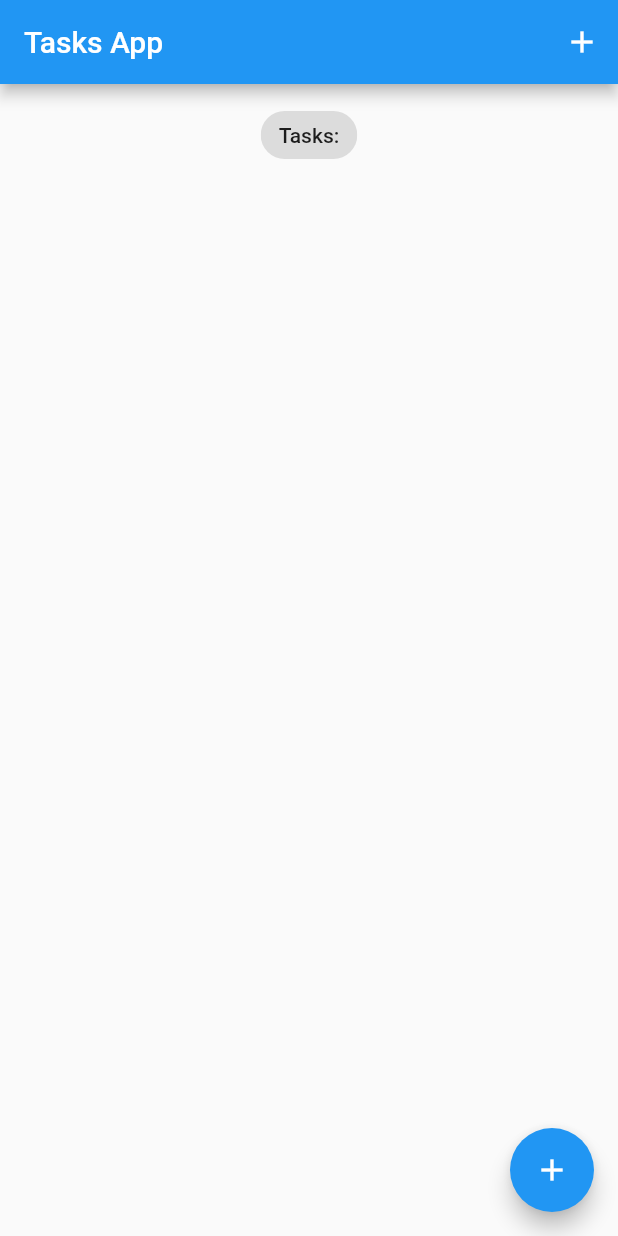
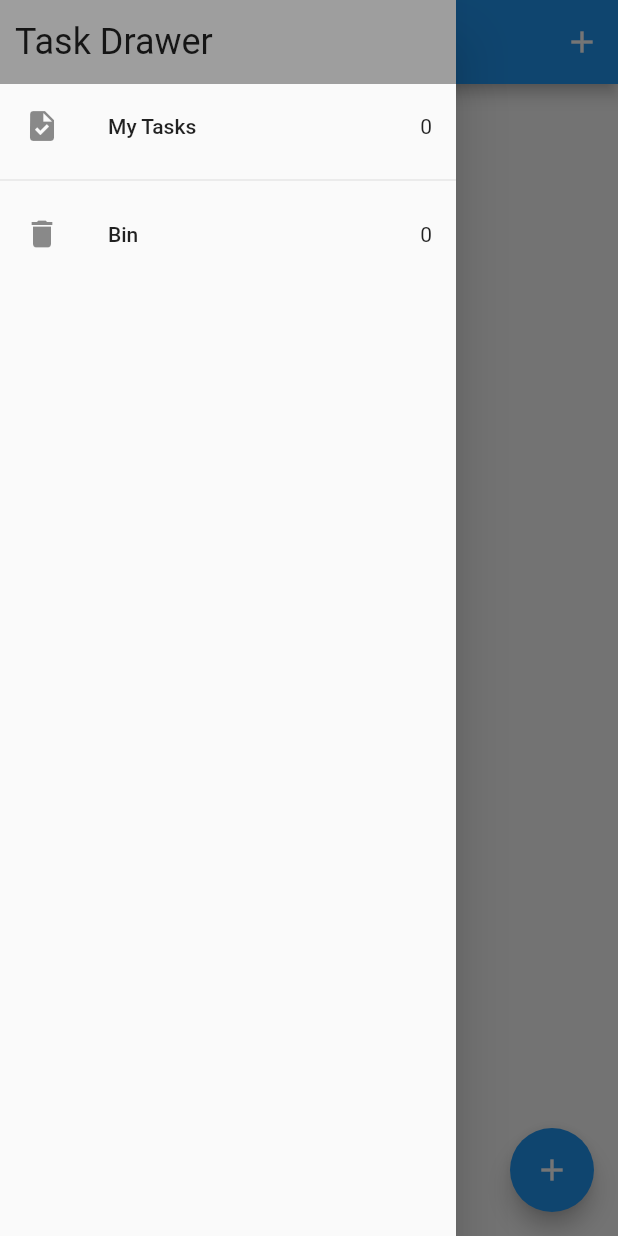
Before and after one commit to numanuddin1/flutter_bloc_pattern, a Flutter app: the screen it shows after launch, with the side drawer open (before the commit the screen has no drawer), on a phone screen of 412 x 824 dp. Run offline on Flutter 3.47's test engine with Material 2 defaults, Android fonts, the phone set to English and light mode, and no system bars; our stand-ins replace bloc, equatable, flutter_bloc, hydrated_bloc.

Commit message:
Drawer Added

```diff
--- a/lib/blocs/task_bloc.dart
+++ b/lib/blocs/task_bloc.dart
@@ -13,13 +13,12 @@ class TaskBloc extends Bloc<TaskEvent, TaskState> {
   TaskBloc() : super(TaskState()) {
     on<AddTaskEvent>((event, emit) {
       var state = this.state;
-      emit(TaskState(allTasks: List.from(state.allTasks)..add(event.task)));
+      emit(TaskState(allTasks: List.from(state.allTasks)..add(event.task),removedTasks: state.removedTasks));
     });
     on<DeleteTaskEvent>((event, emit) {
       var state = this.state;
       emit(TaskState(allTasks: List.from(state.allTasks)..remove(event.task)));
     });
-
     on<UpdateTaskEvent>((event, emit) {
       final state = this.state;
       final task = event.task;
@@ -30,5 +29,11 @@ class TaskBloc extends Bloc<TaskEvent, TaskState> {
           : allTasks.insert(index, task.copyWith(isDone: false));
       emit(TaskState(allTasks: allTasks));
     });
+    on<RemovedTaskEvent>((event, emit) {
+      var state = this.state;
+      emit(TaskState(
+          allTasks: List.from(state.allTasks)..remove(event.task),
+          removedTasks: List.from(state.removedTasks)..add(event.task.copyWith(isDeleted: true))));
+    });
   }
 }
--- a/lib/blocs/task_event.dart
+++ b/lib/blocs/task_event.dart
@@ -35,3 +35,11 @@ class DeleteTaskEvent extends TaskEvent {
   List<Object?> get props => [task];
 
 }
+class RemovedTaskEvent extends TaskEvent {
+  final Task task;
+  RemovedTaskEvent({required this.task});
+
+  @override
+  List<Object?> get props => [task];
+
+}
--- a/lib/blocs/task_state.dart
+++ b/lib/blocs/task_state.dart
@@ -2,8 +2,13 @@ part of 'task_bloc.dart';
 
 class TaskState extends Equatable {
   List<Task> allTasks;
-   TaskState({this.allTasks = const <Task>[]});
+  List<Task> removedTasks;
+
+  TaskState({
+    this.allTasks = const <Task>[],
+    this.removedTasks = const <Task>[],
+  });
 
   @override
-  List<Object?> get props => [allTasks];
+  List<Object?> get props => [allTasks, removedTasks];
 }
--- a/lib/main.dart
+++ b/lib/main.dart
@@ -2,18 +2,20 @@
 
 import 'package:flutter/material.dart';
 import 'package:flutter_bloc_pattern/screens/tasks_screen.dart';
+import 'package:flutter_bloc_pattern/services/app_router.dart';
 
 import 'blocs/task_bloc.dart';
 import 'blocs/task_exports.dart';
 
 void main() {
   runApp(
-    MyApp(),
+    MyApp(appRouter: AppRouter(),),
   );
 }
 
 class MyApp extends StatelessWidget {
-  const MyApp({Key? key}) : super(key: key);
+  const MyApp({Key? key, required this.appRouter}) : super(key: key);
+  final AppRouter appRouter;
 
   @override
   Widget build(BuildContext context) {
@@ -23,6 +25,7 @@ class MyApp extends StatelessWidget {
         title: 'Flutter Bloc',
         debugShowCheckedModeBanner: false,
         home: TasksScreen(),
+        onGenerateRoute: appRouter.onGenerateRoute,
       ),
     );
   }
--- /dev/null
+++ b/lib/screens/my_drawer.dart
@@ -0,0 +1,58 @@
+import 'package:flutter/material.dart';
+import 'package:flutter_bloc_pattern/blocs/task_exports.dart';
+import 'package:flutter_bloc_pattern/screens/recycle_bin.dart';
+import 'package:flutter_bloc_pattern/screens/tasks_screen.dart';
+
+class MyDrawer extends StatelessWidget {
+  const MyDrawer({Key? key}) : super(key: key);
+
+  @override
+  Widget build(BuildContext context) {
+    return SafeArea(
+      child: Drawer(
+        child: Column(
+          children: [
+            Container(
+              width: double.infinity,
+              padding: EdgeInsets.symmetric(vertical: 14, horizontal: 10),
+              color: Colors.grey,
+              child: Text(
+                'Task Drawer',
+                style: Theme
+                    .of(context)
+                    .textTheme
+                    .headline5,
+              ),
+            ),
+            GestureDetector(
+              onTap: () => Navigator.of(context).pushNamed(TasksScreen.id),
+              child: ListTile(
+                leading: Icon(Icons.task),
+                title: Text('My Tasks'),
+                trailing: BlocBuilder<TaskBloc, TaskState>(
+                  builder: (context, state) {
+                    return Text('${state.allTasks.length}');
+                  },
+                ),
+              ),
+            ),
+            Divider(),
+            GestureDetector(
+              onTap: () => Navigator.of(context).pushNamed(RecycleBin.id),
+              child: ListTile(
+                leading: Icon(Icons.delete),
+                title: Text('Bin'),
+                trailing: BlocBuilder<TaskBloc, TaskState>(
+                  builder: (context, state) {
+                    return Text('${state.removedTasks.length}');
+                  },
+                ),
+              ),
+            )
+
+          ],
+        ),
+      ),
+    );
+  }
+}
--- a/lib/screens/tasks_screen.dart
+++ b/lib/screens/tasks_screen.dart
@@ -2,6 +2,7 @@
 
 import 'package:flutter/material.dart';
 import 'package:flutter_bloc_pattern/models/task.dart';
+import 'package:flutter_bloc_pattern/screens/my_drawer.dart';
 import 'package:flutter_bloc_pattern/widgets/task_list.dart';
 
 import '../blocs/task_exports.dart';
@@ -9,6 +10,8 @@ import 'add_task_screen.dart';
 
 class TasksScreen extends StatefulWidget {
   TasksScreen({Key? key}) : super(key: key);
+
+  static const id = 'task_screen';
 
   @override
   State<TasksScreen> createState() => _TasksScreenState();
@@ -53,7 +56,7 @@ class _TasksScreenState extends State<TasksScreen> {
               Center(
                 child: Chip(
                   label: Text(
-                    'Tasks:',
+                    '${state.allTasks.length} Tasks',
                   ),
                 ),
               ),
@@ -65,6 +68,7 @@ class _TasksScreenState extends State<TasksScreen> {
             tooltip: 'Add Task',
             child: const Icon(Icons.add),
           ),
+          drawer: MyDrawer(),
         );
       },
     );
--- a/lib/widgets/task_tile.dart
+++ b/lib/widgets/task_tile.dart
@@ -2,7 +2,6 @@ import 'package:flutter/material.dart';
 
 import '../blocs/task_exports.dart';
 import '../models/task.dart';
-
 
 class TaskTile extends StatelessWidget {
   const TaskTile({
@@ -12,19 +11,26 @@ class TaskTile extends StatelessWidget {
 
   final Task task;
 
+  _removeOrDeleteTask(BuildContext context, Task task) {
+    task.isDeleted!
+        ? context.read<TaskBloc>().add(DeleteTaskEvent(task: task))
+        : context.read<TaskBloc>().add(RemovedTaskEvent(task: task));
+  }
+
   @override
   Widget build(BuildContext context) {
     return ListTile(
-      onLongPress: () => context
-          .read<TaskBloc>()
-          .add(DeleteTaskEvent(task: task)),
-      title: Text(task.title, style: TextStyle(decoration: task.isDone! ? TextDecoration.lineThrough : null),),
+      onLongPress: () =>
+          _removeOrDeleteTask(context, task),
+      title: Text(
+        task.title,
+        style: TextStyle(
+            decoration: task.isDone! ? TextDecoration.lineThrough : null),
+      ),
       trailing: Checkbox(
           value: task.isDone,
           onChanged: (bool? value) {
-            context
-                .read<TaskBloc>()
-                .add(UpdateTaskEvent(task: task));
+            context.read<TaskBloc>().add(UpdateTaskEvent(task: task));
           }),
     );
   }
```
Also changed, not shown: lib/screens/recycle_bin.dart (added, +48 -0 lines), lib/services/app_router.dart (added, +15 -0 lines).
